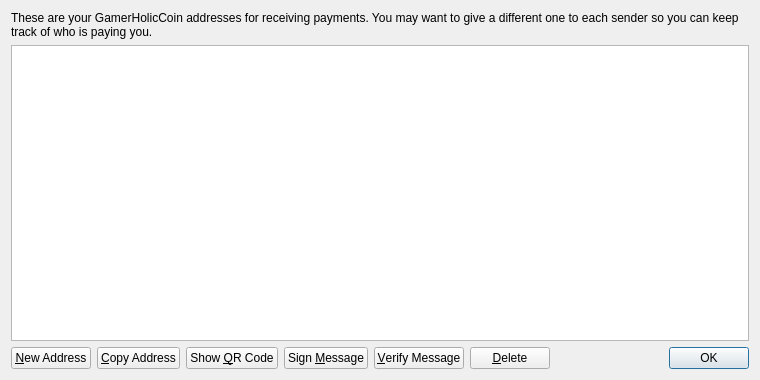
This is src/qt/forms/addressbookpage.ui in alexandria-io/GamerHolicCoin as Qt 5 draws it before an edit. The edited form follows.
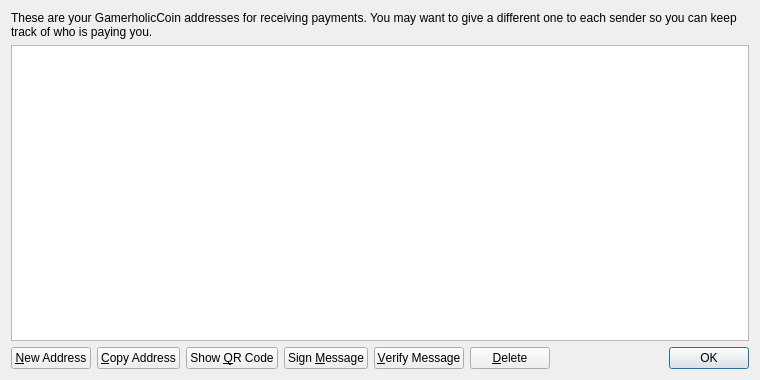
This is the edited form. Icons and pictures are not drawn.

Commit message: Rename GamerHolicCoin to GamerholicCoin

Patch:
```diff
--- a/src/qt/forms/addressbookpage.ui
+++ b/src/qt/forms/addressbookpage.ui
@@ -17,7 +17,7 @@
    <item>
     <widget class="QLabel" name="labelExplanation">
      <property name="text">
-      <string>These are your GamerHolicCoin addresses for receiving payments. You may want to give a different one to each sender so you can keep track of who is paying you.</string>
+      <string>These are your GamerholicCoin addresses for receiving payments. You may want to give a different one to each sender so you can keep track of who is paying you.</string>
      </property>
      <property name="textFormat">
       <enum>Qt::PlainText</enum>
```
Left out of the diff: 4 changed lines with no effect on the pictures. The commit also changes 105 other files.
